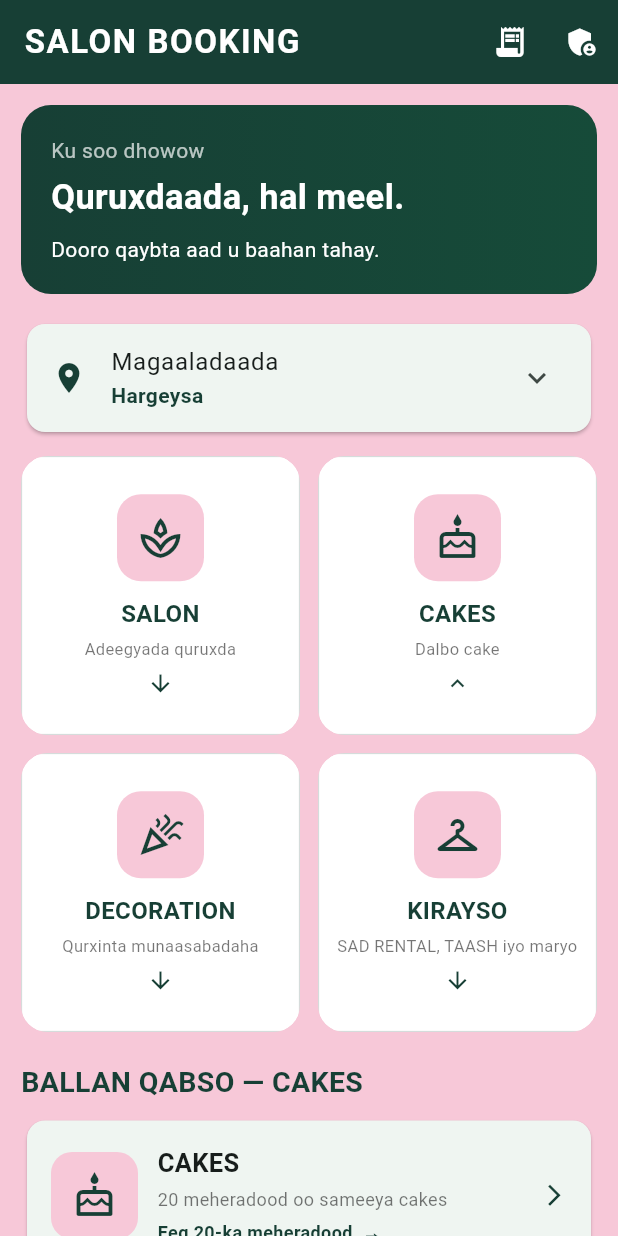
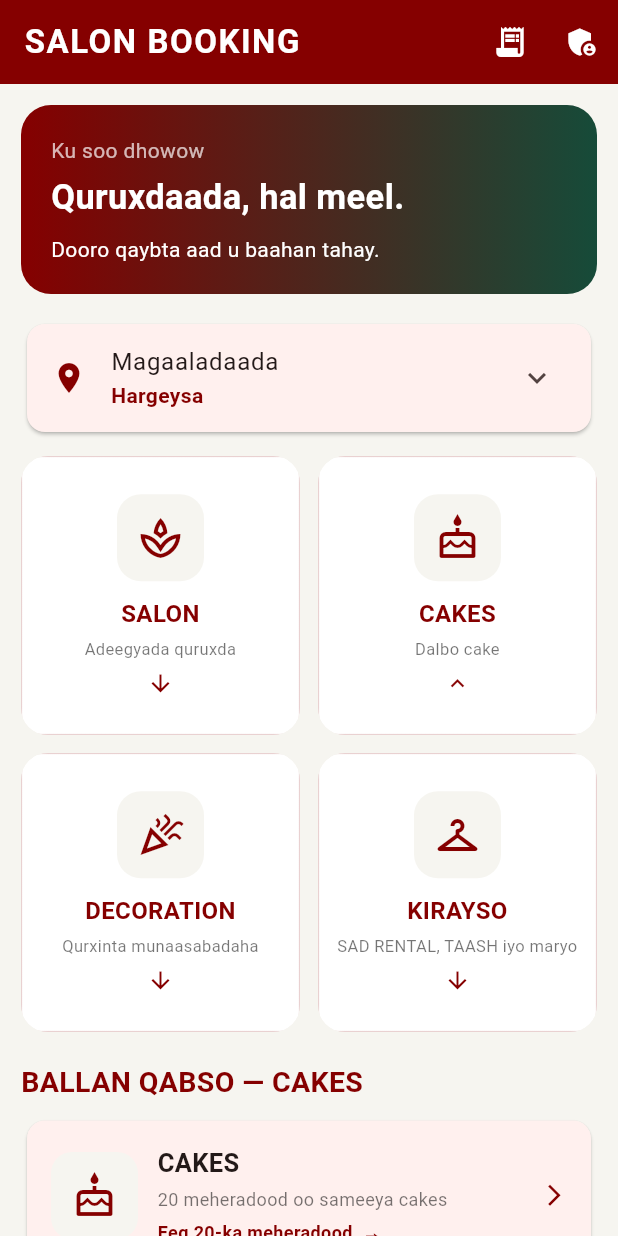
Before and after one commit to hakiemi277-hash/Salon-Booking, a Flutter app: the HomePage screen opened directly, after a tap on "KIRAYSO", after a tap on "SALON", after a tap on "CAKES", on a phone screen of 412 x 824 dp. Run offline on Flutter 3.47's test engine with Material 3 defaults, Android fonts, the phone set to English and light mode, and no system bars; our stand-ins replace image_picker, shared_preferences; accounts and stored records are empty; network calls fail.

Commit message:
Apply burgundy and cream brand palette; retain pink on registration screen

```diff
--- a/lib/main.dart
+++ b/lib/main.dart
@@ -7,7 +7,8 @@ import 'package:url_launcher/url_launcher.dart';
 import 'package:image_picker/image_picker.dart';
 
 void main() => runApp(const SalonBookingApp());
-const green = Color(0xFF173F35);
+const green = Color(0xFF850000);
+const cream = Color(0xFFF6F5F0);
 const pink = Color(0xFFF7C8D8);
 
 Future<String?> pickSalonImage() async {
@@ -177,7 +178,7 @@ class SalonBookingApp extends StatelessWidget {
   @override
   Widget build(BuildContext context) => MaterialApp(
     debugShowCheckedModeBanner: false, title: 'SALON BOOKING',
-    theme: ThemeData(useMaterial3: true, colorScheme: ColorScheme.fromSeed(seedColor: green), scaffoldBackgroundColor: pink),
+    theme: ThemeData(useMaterial3: true, colorScheme: ColorScheme.fromSeed(seedColor: green), scaffoldBackgroundColor: cream),
     home: const RegistrationGate());
 }
 class Salon {
@@ -392,7 +393,7 @@ class _HomePageState extends State<HomePage> {
     final url=await showDialog<String>(context:context,builder:(ctx)=>StatefulBuilder(builder:(ctx,refresh)=>AlertDialog(
       title:Text('Sawirka $category'),
       content:Column(mainAxisSize:MainAxisSize.min,children:[
-        SizedBox(height:130,width:double.infinity,child:ClipRRect(borderRadius:BorderRadius.circular(12),child:Container(color:pink,child:salonImage(selectedImage,fit:BoxFit.cover,fallback:const Icon(Icons.image,size:42,color:green))))),
+        SizedBox(height:130,width:double.infinity,child:ClipRRect(borderRadius:BorderRadius.circular(12),child:Container(color:cream,child:salonImage(selectedImage,fit:BoxFit.cover,fallback:const Icon(Icons.image,size:42,color:green))))),
         const SizedBox(height:10),
         OutlinedButton.icon(onPressed:() async {try{final picked=await pickSalonImage();if(picked!=null)refresh(()=>selectedImage=picked);}catch(e){if(context.mounted)ScaffoldMessenger.of(context).showSnackBar(SnackBar(content:Text(e.toString())));}},icon:const Icon(Icons.photo_library),label:const Text('KA DOORO GALLERY-GA')),
         TextField(controller:urlController,keyboardType:TextInputType.url,decoration:const InputDecoration(labelText:'Ama geli HTTPS URL (ikhtiyaari)',hintText:'https://...'),onChanged:(v){if(v.trim().startsWith('https://'))refresh(()=>selectedImage=v.trim());}),
@@ -438,7 +439,7 @@ class _HomePageState extends State<HomePage> {
         TextField(controller:price,keyboardType:TextInputType.number,decoration:const InputDecoration(labelText:'Qiimaha (ikhtiyaari)')),
         DropdownButtonFormField<String>(value:category,decoration:const InputDecoration(labelText:'Qaybta'),items:['SALON','CAKES','DECORATION','KIRAYSO'].map((v)=>DropdownMenuItem(value:v,child:Text(v))).toList(),onChanged:(v)=>refresh(()=>category=v??'SALON')),
         DropdownButtonFormField<String>(value:currency,decoration:const InputDecoration(labelText:'Lacagta'),items:['USD','SLSH'].map((v)=>DropdownMenuItem(value:v,child:Text(v))).toList(),onChanged:(v)=>refresh(()=>currency=v??'USD')),
-        SizedBox(height:120,width:double.infinity,child:ClipRRect(borderRadius:BorderRadius.circular(10),child:Container(color:pink,child:salonImage(selectedImage,fit:BoxFit.cover,fallback:const Icon(Icons.image,size:40,color:green))))),
+        SizedBox(height:120,width:double.infinity,child:ClipRRect(borderRadius:BorderRadius.circular(10),child:Container(color:cream,child:salonImage(selectedImage,fit:BoxFit.cover,fallback:const Icon(Icons.image,size:40,color:green))))),
         OutlinedButton.icon(onPressed:() async {try{final picked=await pickSalonImage();if(picked!=null)refresh(()=>selectedImage=picked);}catch(e){if(context.mounted)ScaffoldMessenger.of(context).showSnackBar(SnackBar(content:Text(e.toString())));}},icon:const Icon(Icons.photo_library),label:const Text('KA DOORO GALLERY-GA')),
         TextField(controller:img,decoration:const InputDecoration(labelText:'Ama geli HTTPS URL (ikhtiyaari)'),onChanged:(v){if(v.trim().startsWith('https://'))refresh(()=>selectedImage=v.trim());}),
       ])),actions:[TextButton(onPressed:()=>Navigator.pop(ctx,false),child:const Text('Ka noqo')),FilledButton(onPressed:()=>Navigator.pop(ctx,true),child:const Text('Kaydi'))])));
@@ -464,7 +465,7 @@ class _HomePageState extends State<HomePage> {
         TextField(controller:price,keyboardType:TextInputType.number,decoration:const InputDecoration(labelText:'Qiimaha')),
         DropdownButtonFormField<String>(value:category,decoration:const InputDecoration(labelText:'Qaybta'),items:['SALON','CAKES','DECORATION','KIRAYSO'].map((v)=>DropdownMenuItem(value:v,child:Text(v))).toList(),onChanged:(v)=>refresh(()=>category=v??'SALON')),
         DropdownButtonFormField<String>(value:currency,decoration:const InputDecoration(labelText:'Lacagta'),items:['USD','SLSH'].map((v)=>DropdownMenuItem(value:v,child:Text(v))).toList(),onChanged:(v)=>refresh(()=>currency=v??'USD')),
-        SizedBox(height:120,width:double.infinity,child:ClipRRect(borderRadius:BorderRadius.circular(10),child:Container(color:pink,child:salonImage(selectedImage,fit:BoxFit.cover,fallback:const Icon(Icons.image,size:40,color:green))))),
+        SizedBox(height:120,width:double.infinity,child:ClipRRect(borderRadius:BorderRadius.circular(10),child:Container(color:cream,child:salonImage(selectedImage,fit:BoxFit.cover,fallback:const Icon(Icons.image,size:40,color:green))))),
         OutlinedButton.icon(onPressed:() async {try{final picked=await pickSalonImage();if(picked!=null)refresh(()=>selectedImage=picked);}catch(e){if(context.mounted)ScaffoldMessenger.of(context).showSnackBar(SnackBar(content:Text(e.toString())));}},icon:const Icon(Icons.photo_library),label:const Text('KA DOORO GALLERY-GA')),
         TextField(controller:img,decoration:const InputDecoration(labelText:'Ama geli HTTPS URL (ikhtiyaari)'),onChanged:(v){if(v.trim().startsWith('https://'))refresh(()=>selectedImage=v.trim());}),
       ])),
@@ -490,7 +491,7 @@ class _HomePageState extends State<HomePage> {
       if(featured.isEmpty)const Text('Weli alaab cusub lama soo bandhigin.'),
       if(featured.isNotEmpty)SizedBox(height:180,child:PageView.builder(controller:featuredController,itemCount:featured.length,onPageChanged:(i)=>featuredPage=i,itemBuilder:(ctx,i){
         final p=featured[i];return Padding(padding:const EdgeInsets.only(right:10),child:Card(clipBehavior:Clip.antiAlias,child:Row(children:[
-          SizedBox(width:112,height:180,child:(p['image_url']??'').toString().isNotEmpty?salonImage(p['image_url'].toString(),fit:BoxFit.cover,fallback:Container(color:pink,child:const Icon(Icons.shopping_bag,color:green,size:36))):Container(color:pink,child:const Icon(Icons.shopping_bag,color:green,size:36))),
+          SizedBox(width:112,height:180,child:(p['image_url']??'').toString().isNotEmpty?salonImage(p['image_url'].toString(),fit:BoxFit.cover,fallback:Container(color:cream,child:const Icon(Icons.shopping_bag,color:green,size:36))):Container(color:cream,child:const Icon(Icons.shopping_bag,color:green,size:36))),
           Expanded(child:Padding(padding:const EdgeInsets.all(10),child:Column(crossAxisAlignment:CrossAxisAlignment.start,mainAxisAlignment:MainAxisAlignment.center,children:[
             Text(p['title']??'',maxLines:2,overflow:TextOverflow.ellipsis,style:const TextStyle(fontWeight:FontWeight.bold,fontSize:15)),
             Text(p['category']??'',style:const TextStyle(color:green,fontSize:11)),
@@ -612,7 +613,7 @@ class _HomePageState extends State<HomePage> {
           BoxShadow(color:green.withOpacity(.08),blurRadius:7,offset:const Offset(0,3))]),
         child:Stack(fit:StackFit.expand,children:[
           if(imageUrl!=null&&imageUrl.isNotEmpty) salonImage(imageUrl,fit:BoxFit.cover,
-            fallback:Container(color:pink,child:Icon(icon,color:green,size:42))),
+            fallback:Container(color:cream,child:Icon(icon,color:green,size:42))),
           if(imageUrl==null||imageUrl.isEmpty) Container(color:Colors.white),
           Container(decoration:BoxDecoration(gradient:LinearGradient(
             begin:Alignment.topCenter,end:Alignment.bottomCenter,
@@ -621,7 +622,7 @@ class _HomePageState extends State<HomePage> {
               : [Colors.white,Colors.white]))),
           Column(mainAxisAlignment:MainAxisAlignment.center,children:[
             if(imageUrl==null||imageUrl.isEmpty) Container(width:58,height:58,
-              decoration:BoxDecoration(color:pink,borderRadius:BorderRadius.circular(16)),
+              decoration:BoxDecoration(color:cream,borderRadius:BorderRadius.circular(16)),
               child:Icon(icon,color:green,size:32)),
             if(imageUrl!=null&&imageUrl.isNotEmpty) const SizedBox(height:8),
             const SizedBox(height:10),
@@ -648,7 +649,7 @@ class _HomePageState extends State<HomePage> {
     final s = salons[i]; final isOpen = opened == i;
     return Card(margin: const EdgeInsets.only(bottom: 11), clipBehavior: Clip.antiAlias, child: Column(children: [
       InkWell(onTap: () => setState(() => opened = isOpen ? -1 : i), child: Row(children: [
-        Container(width: 98, height: 88, color: pink, child: const Icon(Icons.storefront, color: green, size: 42)),
+        Container(width: 98, height: 88, color: cream, child: const Icon(Icons.storefront, color: green, size: 42)),
         Expanded(child: Padding(padding: const EdgeInsets.all(12), child: Column(crossAxisAlignment: CrossAxisAlignment.start, children: [
           Text(s.name, style: const TextStyle(fontWeight: FontWeight.bold, fontSize: 16)), const SizedBox(height: 4),
           Row(children: [const Icon(Icons.location_on, size: 15, color: green), Text(s.location)]),
@@ -683,7 +684,7 @@ class _HomePageState extends State<HomePage> {
       onTap: () => Navigator.push(context, MaterialPageRoute(
         builder: (_) => ProviderDirectoryPage(title: title, isCake: isCake, city:selectedCity))),
       child: Padding(padding: const EdgeInsets.all(16), child: Row(children: [
-        Container(width: 58, height: 58, decoration: BoxDecoration(color: pink, borderRadius: BorderRadius.circular(14)),
+        Container(width: 58, height: 58, decoration: BoxDecoration(color: cream, borderRadius: BorderRadius.circular(14)),
           child: Icon(icon, color: green, size: 32)),
         const SizedBox(width: 13),
         Expanded(child: Column(crossAxisAlignment: CrossAxisAlignment.start, children: [
@@ -698,7 +699,7 @@ class _HomePageState extends State<HomePage> {
 
   Widget actionCard(String title, String button, IconData icon, VoidCallback onTap) => Card(child: Padding(padding: const EdgeInsets.all(13), child: Column(children: [
     Icon(icon, color: green, size: 34), const SizedBox(height: 7), Text(title, style: const TextStyle(fontWeight: FontWeight.bold)),
-    const SizedBox(height: 9), SizedBox(width: double.infinity, child: FilledButton(style: FilledButton.styleFrom(backgroundColor: button == 'KIRAYSO' ? pink : green, foregroundColor: button == 'KIRAYSO' ? green : Colors.white), onPressed: onTap, child: Text(button)))])));
+    const SizedBox(height: 9), SizedBox(width: double.infinity, child: FilledButton(style: FilledButton.styleFrom(backgroundColor: button == 'KIRAYSO' ? cream : green, foregroundColor: button == 'KIRAYSO' ? green : Colors.white), onPressed: onTap, child: Text(button)))])));
 }
 
 class ProviderDirectoryPage extends StatefulWidget {
@@ -1050,7 +1051,7 @@ class _CakePageState extends State<CakePage> {
           children: [
             Container(
               padding: const EdgeInsets.all(16),
-              decoration: BoxDecoration(color: pink, borderRadius: BorderRadius.circular(16)),
+              decoration: BoxDecoration(color: cream, borderRadius: BorderRadius.circular(16)),
               child: Column(crossAxisAlignment: CrossAxisAlignment.start, children: [
                 const Text('DALABKA CAKE-KA', style: TextStyle(fontSize: 20, fontWeight: FontWeight.bold, color: green)),
                 if (widget.providerName != null) ...[
@@ -1238,7 +1239,7 @@ class _SalonBookingPageState extends State<SalonBookingPage> {
           children: [
             Container(
               padding: const EdgeInsets.all(16),
-              decoration: BoxDecoration(color: pink, borderRadius: BorderRadius.circular(16)),
+              decoration: BoxDecoration(color: cream, borderRadius: BorderRadius.circular(16)),
               child: Column(crossAxisAlignment: CrossAxisAlignment.start, children: [
                 Text(widget.salonName, style: const TextStyle(fontSize: 19, fontWeight: FontWeight.bold, color: green)),
                 const SizedBox(height: 5),
@@ -1562,7 +1563,7 @@ class RentalPage extends StatelessWidget {
         margin: const EdgeInsets.only(bottom: 10),
         child: ListTile(
           contentPadding: const EdgeInsets.all(14),
-          leading: const CircleAvatar(backgroundColor: pink, child: Icon(Icons.checkroom, color: green)),
+          leading: const CircleAvatar(backgroundColor: cream, child: Icon(Icons.checkroom, color: green)),
           title: Text(v, style: const TextStyle(fontWeight: FontWeight.bold)),
           subtitle: const Text('Gudbi codsiga kiraysiga'),
           trailing: const Icon(Icons.arrow_forward_ios, size: 16),
```
